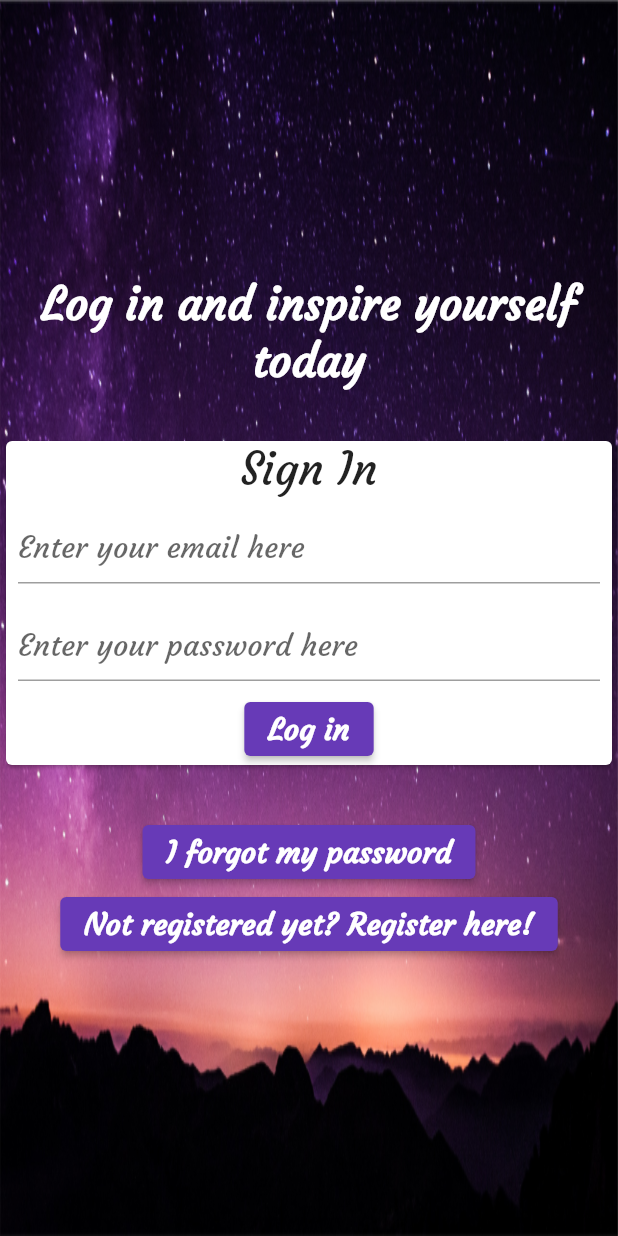
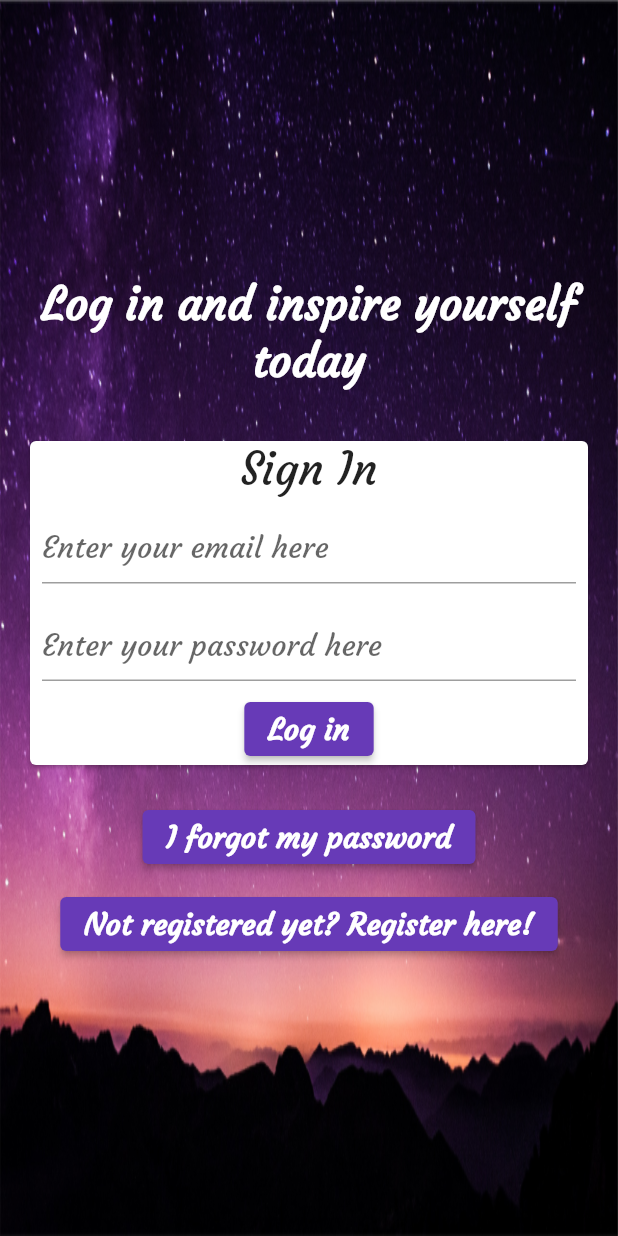
Before and after one commit to PattyCoding123/mobile_motivation, a Flutter app: the screen it shows after launch, on a phone screen of 412 x 824 dp. Run offline on Flutter 3.47's test engine with Material 2 defaults, Android fonts, the light colour scheme and no system bars; our stand-ins replace bloc, cloud_firestore, equatable, firebase_auth, firebase_core, flutter_bloc and 1 more; accounts and stored records are empty.

Commit message:
Added a sized box widget for more separation between the ElevatedButtons. Made the icons larger in size.

```diff
--- a/lib/views/login_view.dart
+++ b/lib/views/login_view.dart
@@ -86,11 +86,17 @@ class LoginView extends StatelessWidget {
                     height: 30.0,
                   ),
                   // Display the contents of the LoginForm widget last.
-                  const LoginForm(),
+                  const Padding(
+                    padding: EdgeInsets.symmetric(
+                      horizontal: 16.0,
+                      vertical: 0.0,
+                    ),
+                    child: LoginForm(),
+                  ),
                   // SizedBox widget that separates the Form widgets and the buttons
                   // for resetting a password or registering.
                   const SizedBox(
-                    height: 30.0,
+                    height: 20.0,
                   ),
                   // Reset Password Button:
                   // An elevated button that initiates a BLoC event called
@@ -117,6 +123,9 @@ class LoginView extends StatelessWidget {
                   // An elevated button that initiates a BLoC event called
                   // AuthEventForgotPassword. It is also styled to fit
                   // the theming of the application.
+                  const SizedBox(
+                    height: 10.0,
+                  ),
                   ElevatedButton(
                     style: style,
                     onPressed: () {
--- a/lib/views/main_ui/show_quote_view.dart
+++ b/lib/views/main_ui/show_quote_view.dart
@@ -61,6 +61,7 @@ class ShowQuoteView extends StatelessWidget {
                     },
                     icon: const Icon(
                       Icons.share,
+                      size: 30.0,
                       color: Colors.white,
                     ),
                   ),
@@ -89,6 +90,7 @@ class ShowQuoteView extends StatelessWidget {
                     },
                     icon: const Icon(
                       Icons.favorite,
+                      size: 30.0,
                       color: Colors.red,
                     ),
                   )
```
